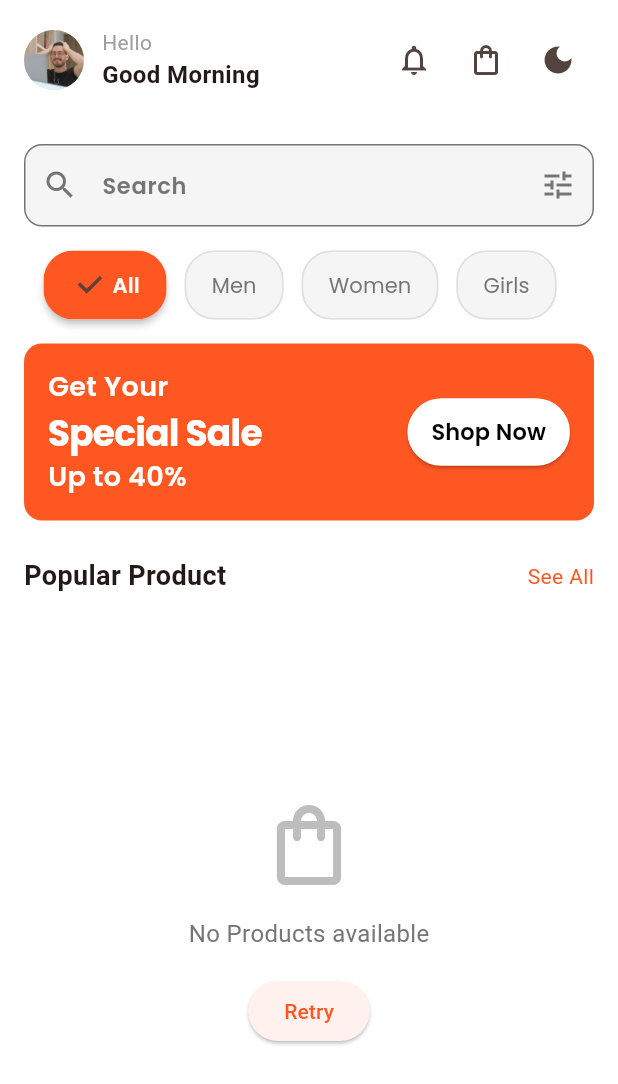
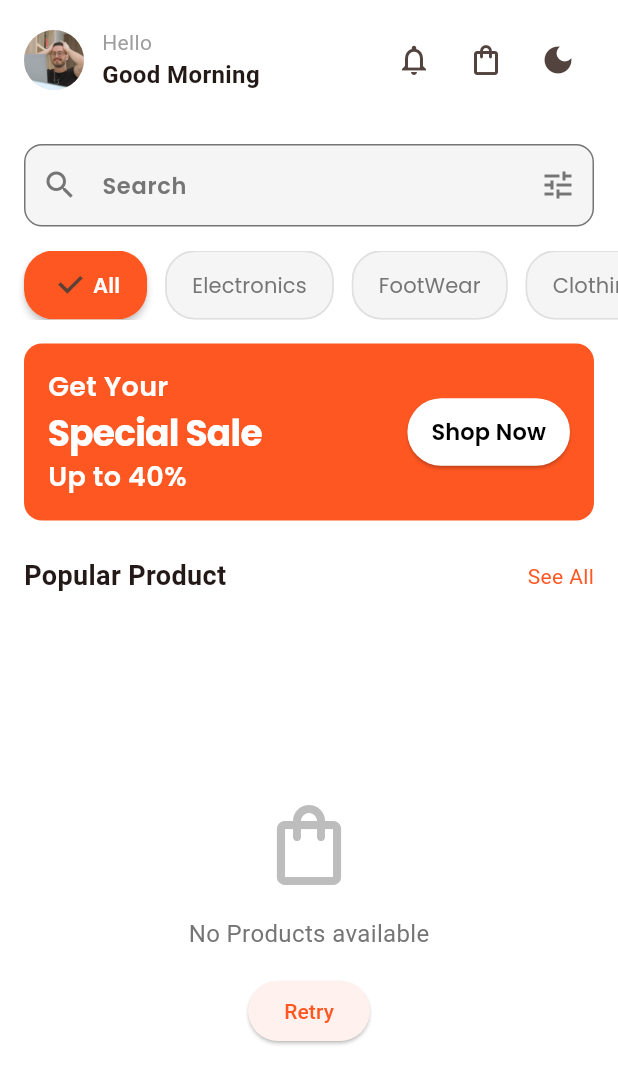
Before and after one commit to Rimi-03/e-commerce-application, a Flutter app: the HomeScreen screen opened directly, on a phone screen of 412 x 824 dp. Shown: the top 1084 px of the screen. Run offline on Flutter 3.47's test engine with Material 3 defaults, Android fonts, the phone set to English and light mode, and no system bars; our stand-ins replace cloud_firestore, firebase_auth, firebase_core, get, get_storage, google_fonts and 2 more; accounts and stored records are empty; statements that could not run were skipped.

Commit message:
Updatecategory_chips file

```diff
--- a/lib/main.dart
+++ b/lib/main.dart
@@ -1,4 +1,5 @@
 import 'package:ecommerce_app/controllers/auth_controller.dart';
+import 'package:ecommerce_app/controllers/category_controller.dart';
 import 'package:ecommerce_app/controllers/navigation_controller.dart';
 import 'package:ecommerce_app/controllers/product_controller.dart';
 import 'package:ecommerce_app/controllers/theme_controller.dart';
@@ -21,6 +22,7 @@ void main() async{
   Get.put(AuthController());
   Get.put(ProductController());
   Get.put(NavigationController());
+  Get.put(CategoryController());
 
   //the line below is used to seed data sample to firestore(for testing only)
   await FirestoreDataSeeder.seedAllData();
--- a/lib/view/widgets/category_chips.dart
+++ b/lib/view/widgets/category_chips.dart
@@ -1,5 +1,8 @@
+import 'package:ecommerce_app/controllers/category_controller.dart';
+import 'package:ecommerce_app/controllers/product_controller.dart';
 import 'package:ecommerce_app/utils/app_textstyles.dart';
 import 'package:flutter/material.dart';
+import 'package:get/get.dart';
 
 class CategoryChips extends StatefulWidget {
   const CategoryChips({super.key});
@@ -8,17 +11,39 @@ class CategoryChips extends StatefulWidget {
 }
 
 class _CategoryChipsState extends State<CategoryChips> {
-  int selectedIndex = 0;
-  final categories = ['All', 'Men', 'Women', 'Girls'];
+  @override
+  Widget build(BuildContext context) {
+    final isDark = Theme.of(context).brightness == Brightness.dark;
 
-  @override
-  Widget build (BuildContext context) {
-    final isDark = Theme.of(context).brightness == Brightness.dark;
+    return GetBuilder<ProductController>(
+      builder: (productController) {
+        final categoryController = Get.find<CategoryController>();
+        if (categoryController.isLoading) {
+          return const SizedBox(
+            height: 50,
+            child: Center(child: CircularProgressIndicator()),
+          );
+        }
+
+        if (categoryController.hasError) {
+          return SizedBox(
+            height: 50,
+            child: Center(
+              child: Text(
+                'Failed to load categories',
+                style: TextStyle(color: Colors.grey[600], fontSize: 14),
+              ),
+            ),
+          );
+        }
+
+        final categories = categoryController.getCategoriesWithFallBack();
+
         return SingleChildScrollView(
           scrollDirection: Axis.horizontal,
-        padding: const EdgeInsets.symmetric (horizontal: 16),
+          padding: const EdgeInsets.symmetric(horizontal: 16),
           child: Row(
-          children: List.generate (
+            children: List.generate(
               categories.length,
               (index) => Padding(
                 padding: EdgeInsets.only(right: 12),
@@ -29,27 +54,39 @@ class _CategoryChipsState extends State<CategoryChips> {
                     label: Text(
                       categories[index],
                       style: AppTextStyle.withColor(
-                      selectedIndex == index
-                      ? AppTextStyle.withWeight(AppTextStyle.bodySmall,
+                        productController.selectedCategory == categories[index]
+                            ? AppTextStyle.withWeight(
+                                AppTextStyle.bodySmall,
                                 FontWeight.w600,
-                      ) : AppTextStyle.bodySmall,
-                      selectedIndex == index ?
-                      Colors.white :
-                      isDark ? Colors.grey[300]!: Colors.grey[600]!,
+                              )
+                            : AppTextStyle.bodySmall,
+                        productController.selectedCategory == categories[index]
+                            ? Colors.white
+                            : isDark
+                            ? Colors.grey[300]!
+                            : Colors.grey[600]!,
                       ),
                     ),
-                  selected: selectedIndex == index,
-                  onSelected: (bool selected){
-                    setState(() {
-                      selectedIndex = selected ? index : selectedIndex;
-                    });
+                    selected:
+                        productController.selectedCategory == categories[index],
+                    onSelected: (bool selected) {
+                      if (selected) {
+                        //update both categories
+                        categoryController.selectCategory(categories[index]);
+                        productController.filterByCategory(categories[index]);
+                      }
                     },
-                  selectedColor: Theme. of(context) .primaryColor,
-                  backgroundColor: isDark ? Colors.grey [800]: Colors.grey[100],
+                    selectedColor: Theme.of(context).primaryColor,
+                    backgroundColor: isDark
+                        ? Colors.grey[800]
+                        : Colors.grey[100],
                     shape: RoundedRectangleBorder(
                       borderRadius: BorderRadius.circular(20),
                     ),
-                  elevation: selectedIndex == index ? 2 : 0,
+                    elevation:
+                        productController.selectedCategory == categories[index]
+                        ? 2
+                        : 0,
                     pressElevation: 0,
                     padding: const EdgeInsets.symmetric(
                       horizontal: 16,
@@ -61,9 +98,13 @@ class _CategoryChipsState extends State<CategoryChips> {
                     ),
                     materialTapTargetSize: MaterialTapTargetSize.shrinkWrap,
                     side: BorderSide(
-                    color: selectedIndex == index ?
-                    Colors.transparent :
-                    isDark ? Colors.grey [700]! : Colors.grey [300]!,
+                      color:
+                          productController.selectedCategory ==
+                              categories[index]
+                          ? Colors.transparent
+                          : isDark
+                          ? Colors.grey[700]!
+                          : Colors.grey[300]!,
                       width: 1,
                     ),
                   ),
@@ -72,5 +113,7 @@ class _CategoryChipsState extends State<CategoryChips> {
             ),
           ),
         );
+      },
+    );
   }
 }
```
Lines whose indentation alone changed are shown as unchanged.
